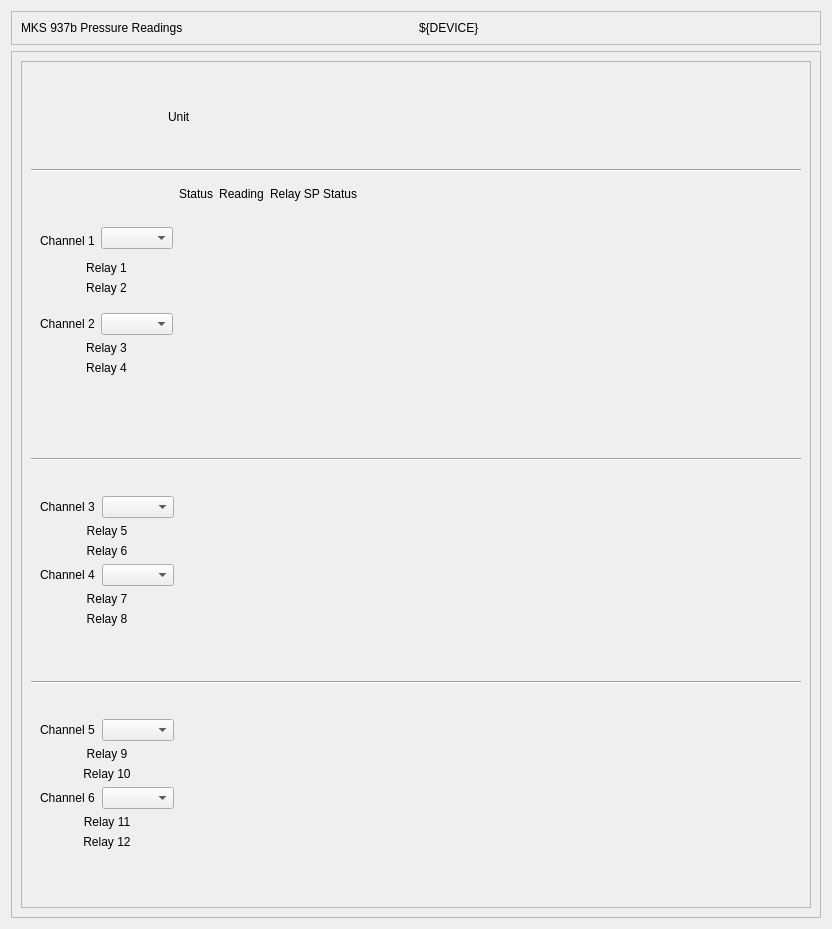
This is devices/MKS-937B/ui/pressure_win.ui in lnls-sirius/pydm-opi as Qt 5 draws it before an edit. The edited form follows.
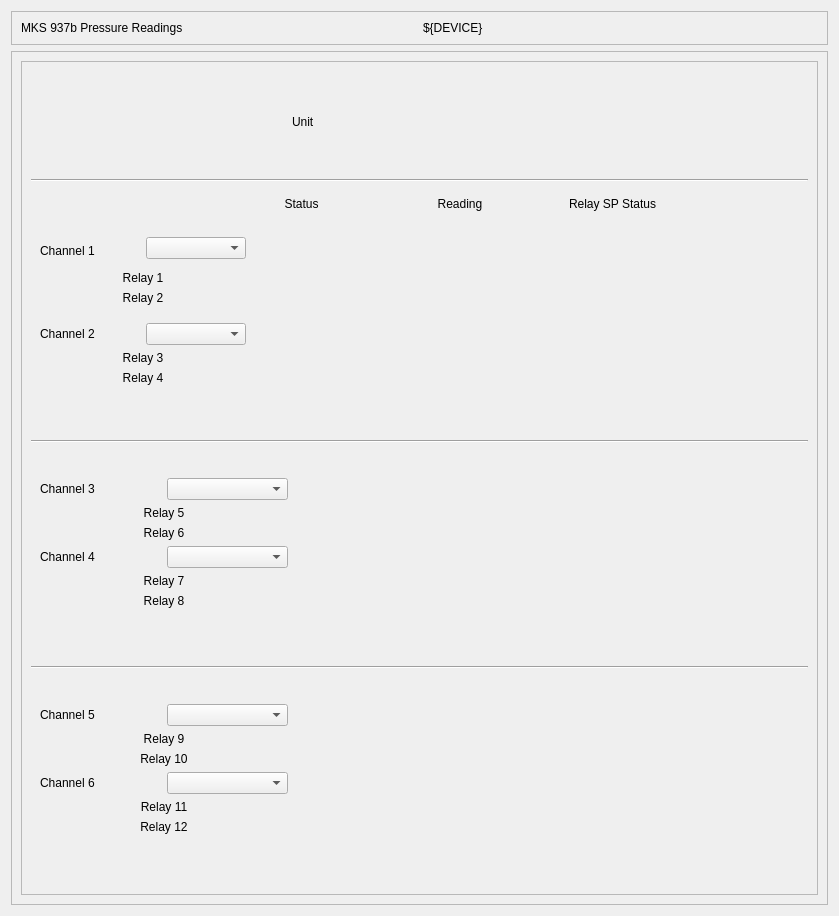
This is the edited form. Custom widgets are drawn as their Qt base class.

The edit to the form file:
```diff
--- a/devices/MKS-937B/ui/pressure_win.ui
+++ b/devices/MKS-937B/ui/pressure_win.ui
@@ -6,8 +6,8 @@
    <rect>
     <x>0</x>
     <y>0</y>
-    <width>832</width>
-    <height>929</height>
+    <width>839</width>
+    <height>916</height>
    </rect>
   </property>
   <property name="windowTitle">
@@ -54,8 +54,8 @@
        <rect>
         <x>0</x>
         <y>0</y>
-        <width>796</width>
-        <height>887</height>
+        <width>803</width>
+        <height>1071</height>
        </rect>
       </property>
       <layout class="QGridLayout" name="gridLayout_7">
@@ -68,33 +68,7 @@
           <enum>QFrame::Raised</enum>
          </property>
          <layout class="QGridLayout" name="gridLayout_3">
-          <item row="2" column="5" rowspan="3">
-           <widget class="QWidget" name="widget" native="true">
-            <property name="sizePolicy">
-             <sizepolicy hsizetype="Expanding" vsizetype="Expanding">
-              <horstretch>0</horstretch>
-              <verstretch>0</verstretch>
-             </sizepolicy>
-            </property>
-            <property name="maximumSize">
-             <size>
-              <width>1000000</width>
-              <height>10000</height>
-             </size>
-            </property>
-            <layout class="QVBoxLayout" name="verticalLayout_2">
-             <item>
-              <layout class="QVBoxLayout" name="verticalLayout">
-               <item> 
-               </item>
-               <item> 
-               </item>
-              </layout>
-             </item>
-            </layout>
-           </widget>
-          </item>
-          <item row="2" column="0" rowspan="3" colspan="5">
+          <item row="2" column="0" rowspan="2" colspan="5">
            <widget class="QFrame" name="frame_3">
             <property name="frameShape">
              <enum>QFrame::NoFrame</enum>
@@ -705,32 +679,6 @@
             </layout>
            </widget>
           </item>
-          <item row="9" column="5" rowspan="2">
-           <widget class="QWidget" name="widget_3" native="true">
-            <property name="sizePolicy">
-             <sizepolicy hsizetype="Expanding" vsizetype="Expanding">
-              <horstretch>0</horstretch>
-              <verstretch>0</verstretch>
-             </sizepolicy>
-            </property>
-            <property name="maximumSize">
-             <size>
-              <width>100000</width>
-              <height>100000</height>
-             </size>
-            </property>
-            <layout class="QVBoxLayout" name="verticalLayout_6">
-             <item>
-              <layout class="QVBoxLayout" name="verticalLayout_4">
-               <item> 
-               </item>
-               <item> 
-               </item>
-              </layout>
-             </item>
-            </layout>
-           </widget>
-          </item>
           <item row="0" column="2">
            <widget class="QLabel" name="label_10">
             <property name="text">
@@ -738,7 +686,20 @@
             </property>
            </widget>
           </item>
-          <item row="9" column="0" rowspan="2" colspan="5">
+          <item row="0" column="3">
+           <widget class="PyDMLabel" name="PyDMLabel">
+            <property name="toolTip">
+             <string/>
+            </property>
+            <property name="whatsThis">
+             <string/>
+            </property>
+            <property name="channel" stdset="0">
+             <string>ca://${DEVICE}:Unit</string>
+            </property>
+           </widget>
+          </item>
+          <item row="8" column="0" rowspan="2" colspan="5">
            <widget class="QWidget" name="widget_5" native="true">
             <layout class="QGridLayout" name="gridLayout_6">
              <item row="6" column="4">
@@ -1330,40 +1291,14 @@
             </property>
            </widget>
           </item>
-          <item row="6" column="5" rowspan="2">
-           <widget class="QWidget" name="widget_2" native="true">
-            <property name="sizePolicy">
-             <sizepolicy hsizetype="Expanding" vsizetype="Expanding">
-              <horstretch>0</horstretch>
-              <verstretch>0</verstretch>
-             </sizepolicy>
-            </property>
-            <property name="maximumSize">
-             <size>
-              <width>100000</width>
-              <height>100000</height>
-             </size>
-            </property>
-            <layout class="QVBoxLayout" name="verticalLayout_5">
-             <item>
-              <layout class="QVBoxLayout" name="verticalLayout_3">
-               <item> 
-               </item>
-               <item> 
-               </item>
-              </layout>
-             </item>
-            </layout>
-           </widget>
-          </item>
-          <item row="8" column="0" colspan="6">
+          <item row="7" column="0" colspan="6">
            <widget class="Line" name="line_3">
             <property name="orientation">
              <enum>Qt::Horizontal</enum>
             </property>
            </widget>
           </item>
-          <item row="5" column="0" colspan="6">
+          <item row="4" column="0" colspan="6">
            <widget class="Line" name="line_2">
             <property name="frameShadow">
              <enum>QFrame::Sunken</enum>
@@ -1376,7 +1311,7 @@
             </property>
            </widget>
           </item>
-          <item row="6" column="0" rowspan="2" colspan="5">
+          <item row="5" column="0" rowspan="2" colspan="5">
            <widget class="QWidget" name="widget_4" native="true">
             <layout class="QGridLayout" name="gridLayout_5">
              <item row="2" column="4">
```
Left out of the diff: 15 changed lines with no effect on the pictures.
